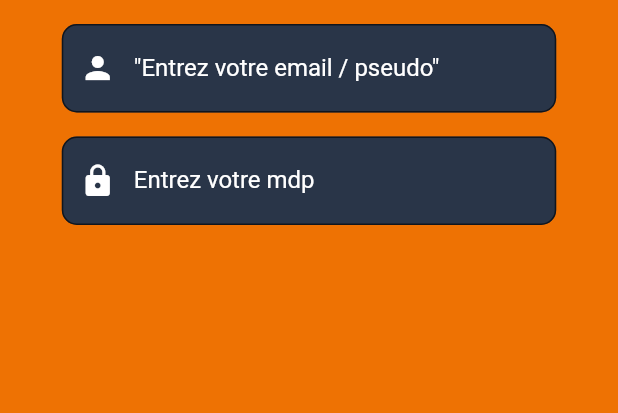
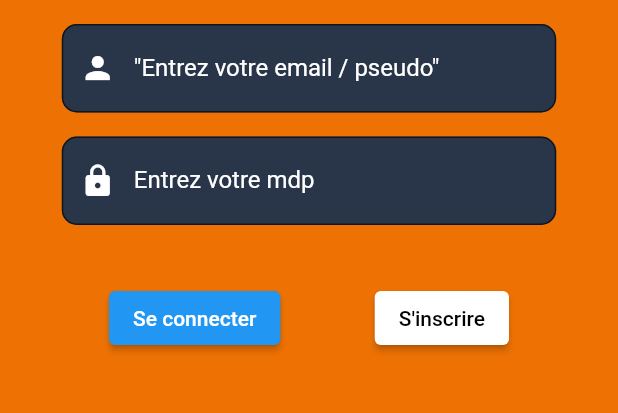
Before and after one commit to florianpoteau/App-reseau-musculation-mobile, a Flutter app: the screen it shows after launch, on a phone screen of 412 x 824 dp, the part 489-902 px from its top. Run offline on Flutter 3.47's test engine with Material 2 defaults, Android fonts, the light colour scheme and no system bars; our stand-ins replace dio.

Commit message:
feat(génération du token à la connexion)

```diff
--- a/analysis_options.yaml
+++ b/analysis_options.yaml
@@ -23,6 +23,5 @@ linter:
   rules:
     # avoid_print: false  # Uncomment to disable the `avoid_print` rule
     # prefer_single_quotes: true  # Uncomment to enable the `prefer_single_quotes` rule
-
 # Additional information about this file can be found at
 # https://dart.dev/guides/language/analysis-options
--- /dev/null
+++ b/lib/screen/Connexion/button.dart
@@ -0,0 +1,18 @@
+import 'package:flutter/material.dart';
+
+class Button extends StatelessWidget {
+  const Button({super.key, required this.text});
+
+  final String text;
+
+  @override
+  Widget build(BuildContext context) {
+    return ElevatedButton(
+        onPressed: () {},
+        style: ElevatedButton.styleFrom(
+            primary: Colors.white, onPrimary: Colors.black),
+        child: Text(
+          text,
+        ));
+  }
+}
--- a/lib/screen/Connexion/connexion.dart
+++ b/lib/screen/Connexion/connexion.dart
@@ -1,5 +1,8 @@
 import 'package:flutter/material.dart';
+import 'package:renconsport/models/session.dart';
+import 'package:renconsport/screen/Connexion/button.dart';
 import 'package:renconsport/screen/Connexion/inputTexte.dart';
+import 'package:renconsport/services/authToken/fetchToken.dart';
 import 'package:renconsport/services/theme.dart';
 
 class HomePage extends StatefulWidget {
@@ -10,6 +13,10 @@ class HomePage extends StatefulWidget {
 }
 
 class _HomePageState extends State<HomePage> {
+  TextEditingController emailController = TextEditingController();
+  TextEditingController passwordController = TextEditingController();
+  Future<dynamic>? _futureTokens;
+
   @override
   Widget build(BuildContext context) {
     return Scaffold(
@@ -26,6 +33,7 @@ class _HomePageState extends State<HomePage> {
               Container(
                 width: MediaQuery.of(context).size.width * 0.8,
                 color: CustomTheme.Colororange,
+                child: Form(
                   child: Column(
                     children: [
                       Image.asset("assets/logo.png"),
@@ -33,13 +41,43 @@ class _HomePageState extends State<HomePage> {
                       InputTexte(
                         icon: Icons.person,
                         text: '"Entrez votre email / pseudo"',
+                        controller: emailController,
                       ),
                       SizedBox(height: 16),
-                      InputTexte(icon: Icons.lock, text: "Entrez votre mdp")
+                      InputTexte(
+                        icon: Icons.lock,
+                        text: "Entrez votre mdp",
+                        controller: passwordController,
+                      ),
+                      SizedBox(height: 38),
+                      Row(
+                        mainAxisAlignment: MainAxisAlignment.spaceAround,
+                        children: [
+                          ElevatedButton(
+                            onPressed: () {
+                              setState(() {
+                                String email = emailController.text;
+                                String password = passwordController.text;
+                                // Démarrez la requête pour obtenir le token
+                                _futureTokens =
+                                    Service.fetchToken(email, password);
+                              });
+                            },
+                            child: Text("Se connecter"),
+                          ),
+                          Button(
+                            text: "S'inscrire",
+                          )
                         ],
-                  ))
+                      )
                     ],
                   ),
-        )));
+                ),
+              ),
+            ],
+          ),
+        ),
+      ),
+    );
   }
 }
--- a/lib/screen/Connexion/inputTexte.dart
+++ b/lib/screen/Connexion/inputTexte.dart
@@ -2,14 +2,20 @@ import 'package:flutter/material.dart';
 import 'package:renconsport/services/theme.dart';
 
 class InputTexte extends StatelessWidget {
-  const InputTexte({super.key, required this.icon, required this.text});
+  const InputTexte(
+      {super.key,
+      required this.icon,
+      required this.text,
+      required this.controller});
 
   final IconData icon;
   final String text;
+  final TextEditingController controller;
 
   @override
   Widget build(BuildContext context) {
     return TextFormField(
+      controller: controller,
       decoration: InputDecoration(
         labelText: text,
         prefixIcon: Icon(
--- a/pubspec.yaml
+++ b/pubspec.yaml
@@ -34,6 +34,7 @@ dependencies:
   # The following adds the Cupertino Icons font to your application.
   # Use with the CupertinoIcons class for iOS style icons.
   cupertino_icons: ^1.0.2
+  dio: ^5.3.2
 
 dev_dependencies:
   flutter_test:
```
Also changed, not shown: lib/models/session.dart (added, +10 -0 lines), lib/services/authToken/authService.dart (added, +22 -0 lines), lib/services/authToken/fetchToken.dart (added, +12 -0 lines), lib/services/headers/header.dart (added, +10 -0 lines), pubspec.lock, 1 other file. Lines whose indentation alone changed are shown as unchanged.
